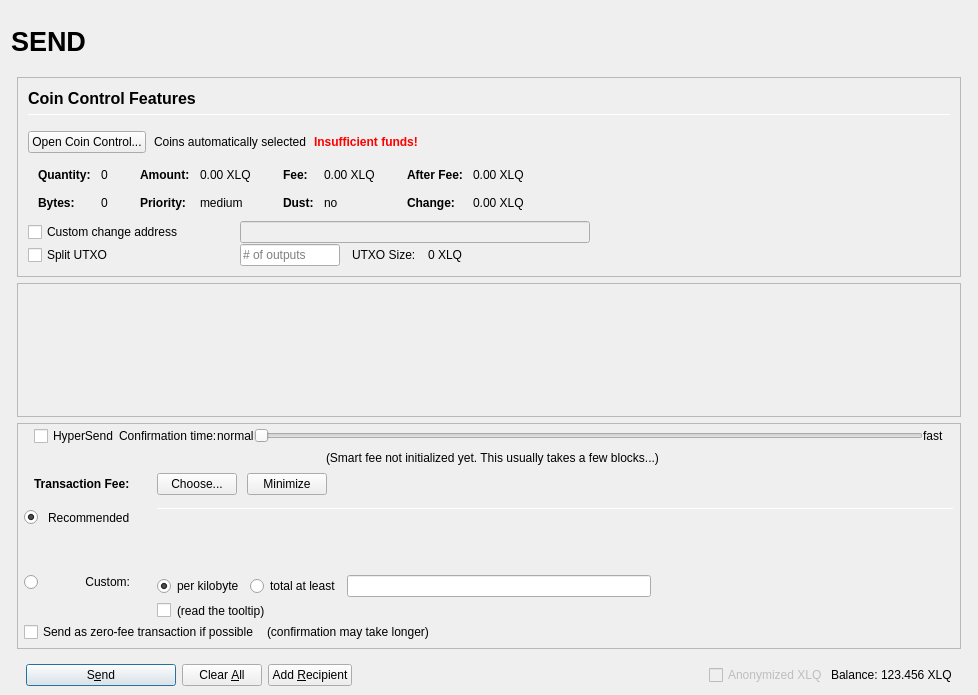
Qt form src/qt/forms/sendcoinsdialog.ui (adeptio-project/adeptio) before a commit.
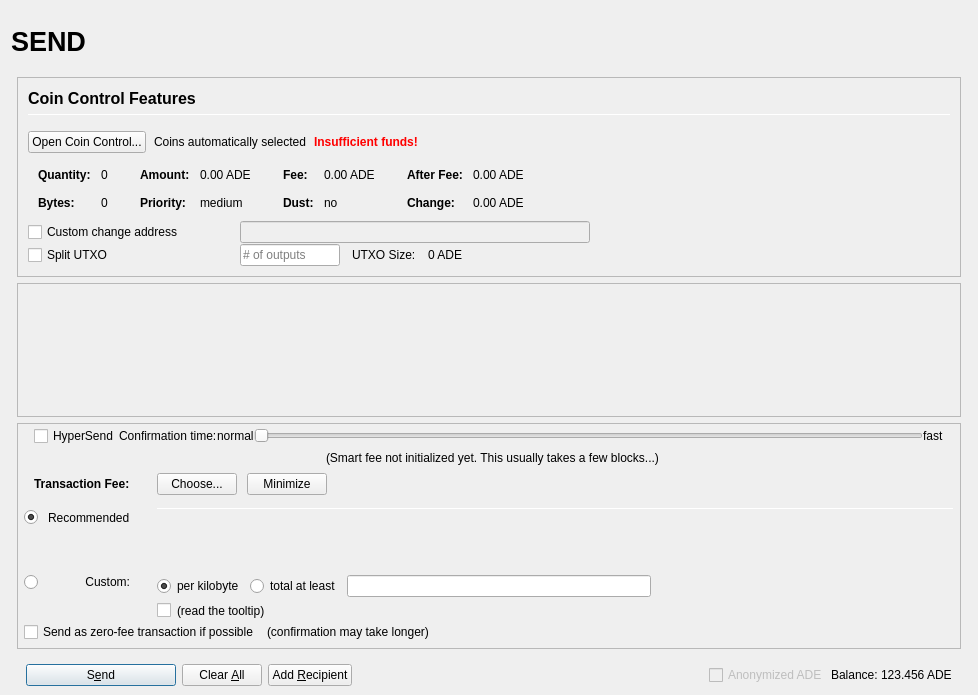
The same form after that commit. Icons and pictures are not drawn. Custom widgets are drawn as their Qt base class.

Patch:
```diff
--- a/src/qt/forms/sendcoinsdialog.ui
+++ b/src/qt/forms/sendcoinsdialog.ui
@@ -493,7 +493,7 @@
                         <enum>Qt::ActionsContextMenu</enum>
                        </property>
                        <property name="text">
-                        <string notr="true">0.00 XLQ</string>
+                        <string notr="true">0.00 ADE</string>
                        </property>
                        <property name="textInteractionFlags">
                         <set>Qt::LinksAccessibleByMouse|Qt::TextSelectableByKeyboard|Qt::TextSelectableByMouse</set>
@@ -573,7 +573,7 @@
                         <enum>Qt::ActionsContextMenu</enum>
                        </property>
                        <property name="text">
-                        <string notr="true">0.00 XLQ</string>
+                        <string notr="true">0.00 ADE</string>
                        </property>
                        <property name="textInteractionFlags">
                         <set>Qt::LinksAccessibleByMouse|Qt::TextSelectableByKeyboard|Qt::TextSelectableByMouse</set>
@@ -653,7 +653,7 @@
                         <enum>Qt::ActionsContextMenu</enum>
                        </property>
                        <property name="text">
-                        <string notr="true">0.00 XLQ</string>
+                        <string notr="true">0.00 ADE</string>
                        </property>
                        <property name="textInteractionFlags">
                         <set>Qt::LinksAccessibleByMouse|Qt::TextSelectableByKeyboard|Qt::TextSelectableByMouse</set>
@@ -682,7 +682,7 @@
                         <enum>Qt::ActionsContextMenu</enum>
                        </property>
                        <property name="text">
-                        <string notr="true">0.00 XLQ</string>
+                        <string notr="true">0.00 ADE</string>
                        </property>
                        <property name="textInteractionFlags">
                         <set>Qt::LinksAccessibleByMouse|Qt::TextSelectableByKeyboard|Qt::TextSelectableByMouse</set>
@@ -849,7 +849,7 @@
                 <item>
                  <widget class="QLabel" name="labelBlockSize">
                   <property name="text">
-                   <string>0 XLQ</string>
+                   <string>0 ADE</string>
                   </property>
                  </widget>
                 </item>
@@ -1714,7 +1714,7 @@
                 <bool>false</bool>
                </property>
                <property name="text">
-                <string>Anonymized XLQ</string>
+                <string>Anonymized ADE</string>
                </property>
               </widget>
              </item>
@@ -1737,7 +1737,7 @@
                 <cursorShape>IBeamCursor</cursorShape>
                </property>
                <property name="text">
-                <string notr="true">123.456 XLQ</string>
+                <string notr="true">123.456 ADE</string>
                </property>
                <property name="textInteractionFlags">
                 <set>Qt::LinksAccessibleByMouse|Qt::TextSelectableByKeyboard|Qt::TextSelectableByMouse</set>
```
Left out of the diff: 2 changed lines with no effect on the pictures.
